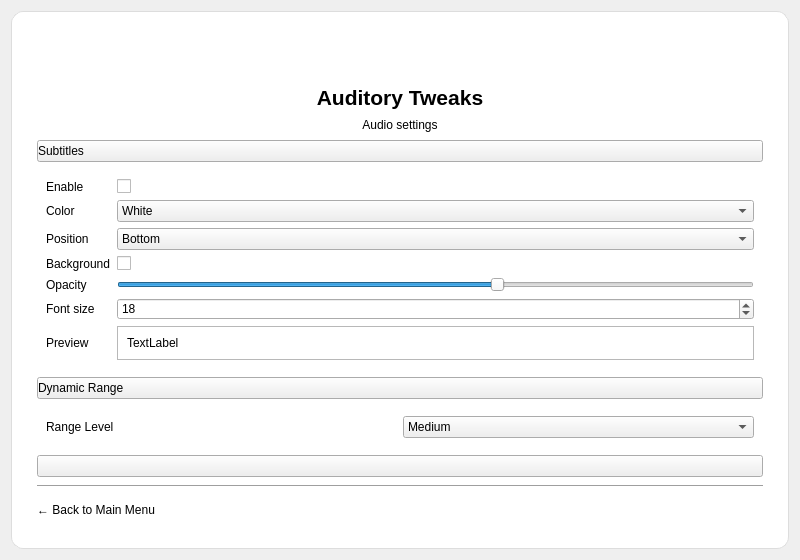
Before: the Qt Designer form ui files/eg_audio_settings.ui in brettrjh/enable-games-local, drawn with Qt 5.
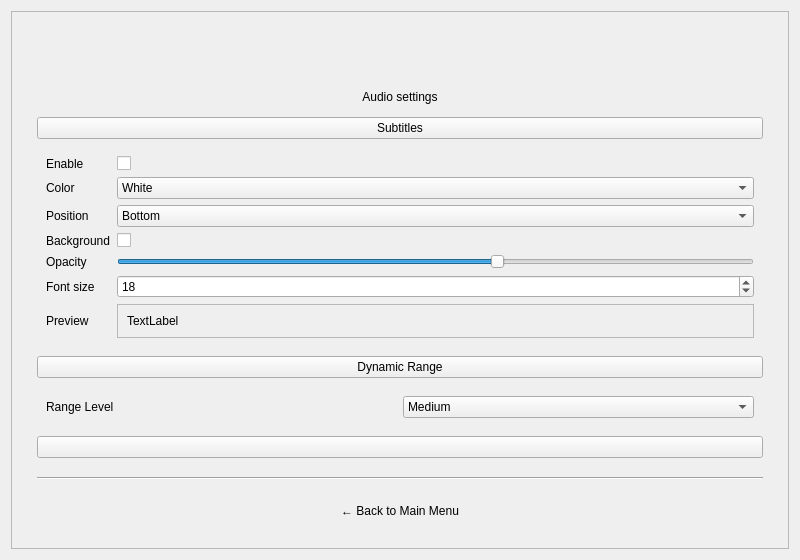
After: the same form once the commit is applied. Icons and pictures are not drawn.

Commit message: Add shared Qt theme and remove one-off UI styles

Diff of the .ui file:
```diff
--- a/ui files/eg_audio_settings.ui
+++ b/ui files/eg_audio_settings.ui
@@ -30,14 +30,6 @@
     <layout class="QVBoxLayout" name="verticalLayout">
      <item>
       <widget class="QFrame" name="frameCard">
-       <property name="styleSheet">
-        <string notr="true">#frameCard {
-  background: white;
-  border: 1px solid #ddd;
-  border-radius: 12px;
-}
-</string>
-       </property>
        <property name="frameShape">
         <enum>QFrame::StyledPanel</enum>
        </property>
@@ -79,40 +71,6 @@
             <property name="layoutDirection">
              <enum>Qt::LeftToRight</enum>
             </property>
-            <property name="styleSheet">
-             <string notr="true" />
-            </property>
-            <property name="text">
-             <string extracomment="0" />
-            </property>
-            <property name="pixmap">
-             <pixmap>:Images/Sound.png</pixmap>
-            </property>
-            <property name="scaledContents">
-             <bool>true</bool>
-            </property>
-            <property name="alignment">
-             <set>Qt::AlignCenter</set>
-            </property>
-           </widget>
-          </item>
-          <item alignment="Qt::AlignVCenter">
-           <widget class="QLabel" name="titleLabel">
-            <property name="maximumSize">
-             <size>
-              <width>16777215</width>
-              <height>40</height>
-             </size>
-            </property>
-            <property name="font">
-             <font>
-              <pointsize>16</pointsize>
-              <bold>true</bold>
-             </font>
-            </property>
-            <property name="text">
-             <string>Auditory Tweaks</string>
-            </property>
             <property name="alignment">
              <set>Qt::AlignHCenter|Qt::AlignTop</set>
             </property>
@@ -148,12 +106,6 @@
               <height>16777215</height>
              </size>
             </property>
-            <property name="styleSheet">
-             <string notr="true">QPushButton{
-text-align: left;
-}
-</string>
-            </property>
             <property name="text">
              <string>Subtitles</string>
             </property>
@@ -342,13 +294,6 @@
           </item>
           <item alignment="Qt::AlignVCenter">
            <widget class="QPushButton" name="btnDynRange">
-            <property name="styleSheet">
-             <string notr="true">QPushButton{
-text-align: left;
-}
-
-</string>
-            </property>
             <property name="text">
              <string>Dynamic Range</string>
             </property>
@@ -392,13 +337,6 @@
           </item>
           <item alignment="Qt::AlignVCenter">
            <widget class="QPushButton" name="btnEmpty">
-            <property name="styleSheet">
-             <string notr="true">QPushButton{
-text-align: left;
-}
-
-</string>
-            </property>
             <property name="text">
              <string />
             </property>
@@ -419,18 +357,6 @@
             <property name="enabled">
              <bool>true</bool>
             </property>
-            <property name="styleSheet">
-             <string notr="true">#btnBack {
-  border: none;
-  background: transparent;
-  text-align: left;
-  padding: 6px 0px;
-}
-#btnBack:hover {
-  text-decoration: underline;
-}
-</string>
-            </property>
             <property name="text">
              <string>← Back to Main Menu</string>
             </property>
```
The commit also changes 12 other files.
